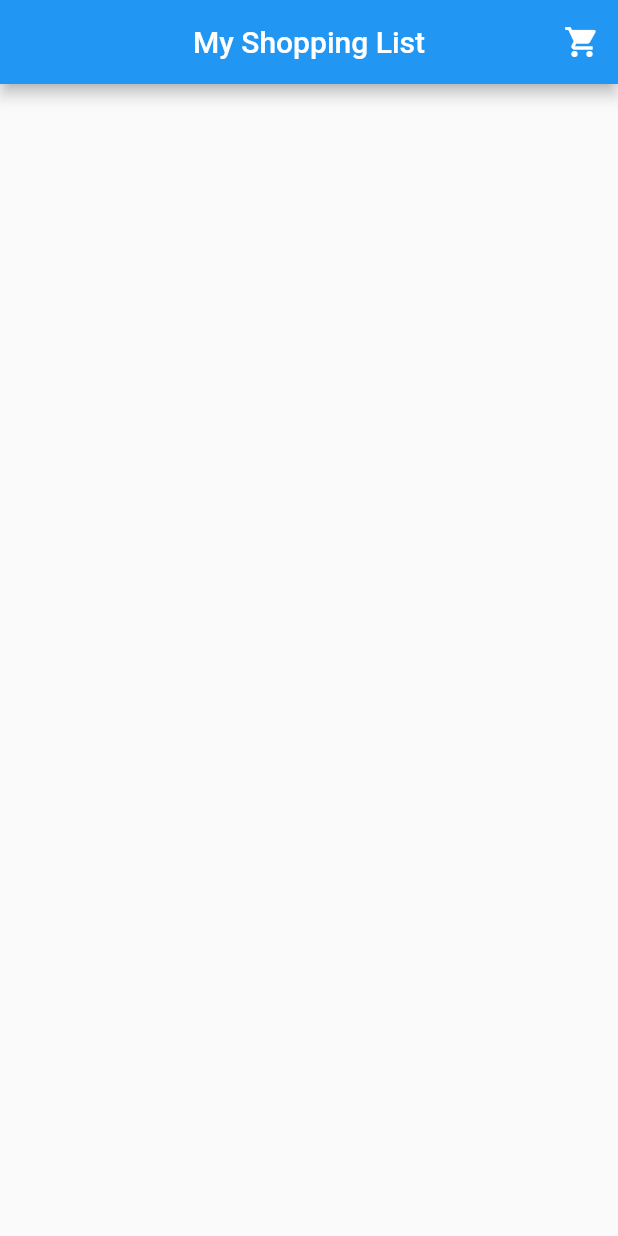
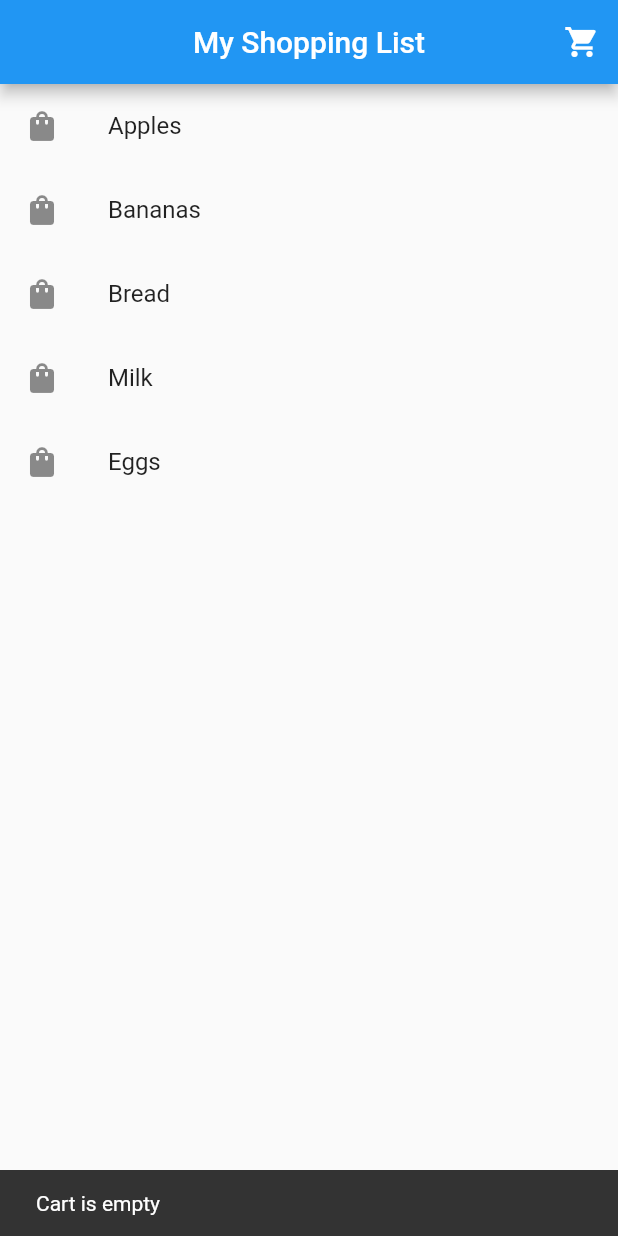
Before and after one commit to syfulsharif/live_test_6_flutter, a Flutter app: the screen it shows after launch, after a tap on the "shopping cart" icon, on a phone screen of 412 x 824 dp. Run offline on Flutter 3.47's test engine with Material 2 defaults, Android fonts, the phone set to English and light mode, and no system bars.

Commit message:
ListTile Added

```diff
--- a/lib/main.dart
+++ b/lib/main.dart
@@ -19,12 +19,19 @@ class MyApp extends StatelessWidget {
 class HomeActivity extends StatelessWidget {
   const HomeActivity({Key? key}) : super(key: key);
 
+  mySnackbar(message, context) {
+    ScaffoldMessenger.of(context).showSnackBar(
+      SnackBar(content: Text(message)),
+    );
+  }
+
   @override
   Widget build(BuildContext context) {
     return  Scaffold(
       appBar: AppBar(
         actions: [
-          IconButton(onPressed: () {}, icon: Icon(Icons.shopping_cart))
+          IconButton(onPressed: () {mySnackbar('Cart is empty', context);}, icon: Icon(Icons.shopping_cart)),
+
         ],
         title: Text('My Shopping List'),
         centerTitle: true,
@@ -35,12 +42,20 @@ class HomeActivity extends StatelessWidget {
 }
 
 class ShoppingItems extends StatelessWidget {
-  const ShoppingItems({Key? key}) : super(key: key);
-
+  ShoppingItems({Key? key}) : super(key: key);
+  List items = ["Apples", "Bananas", "Bread", "Milk", "Eggs"];
   @override
   Widget build(BuildContext context) {
-    return ListView(
-
+    return Container(
+      child: ListView.builder(
+        itemCount: items.length,
+        itemBuilder: (context, index) {
+          return ListTile(
+            leading: Icon(Icons.shopping_bag),
+            title: Text(items[index]),
+          );
+        },
+      ),
     );
   }
 }
```
